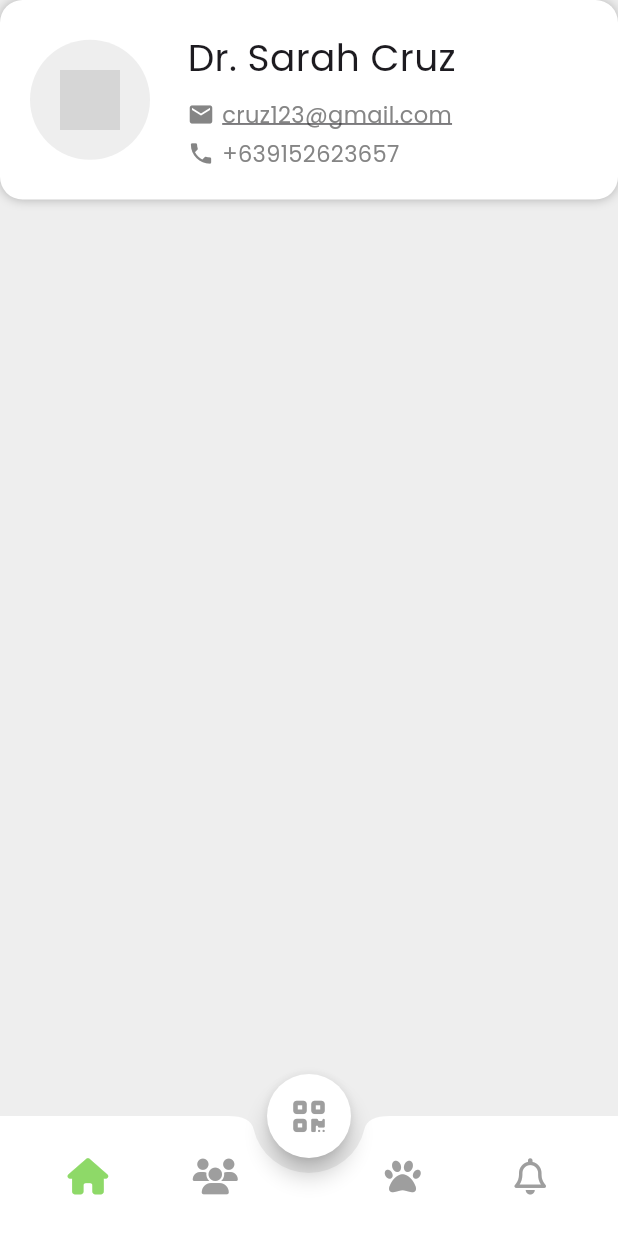
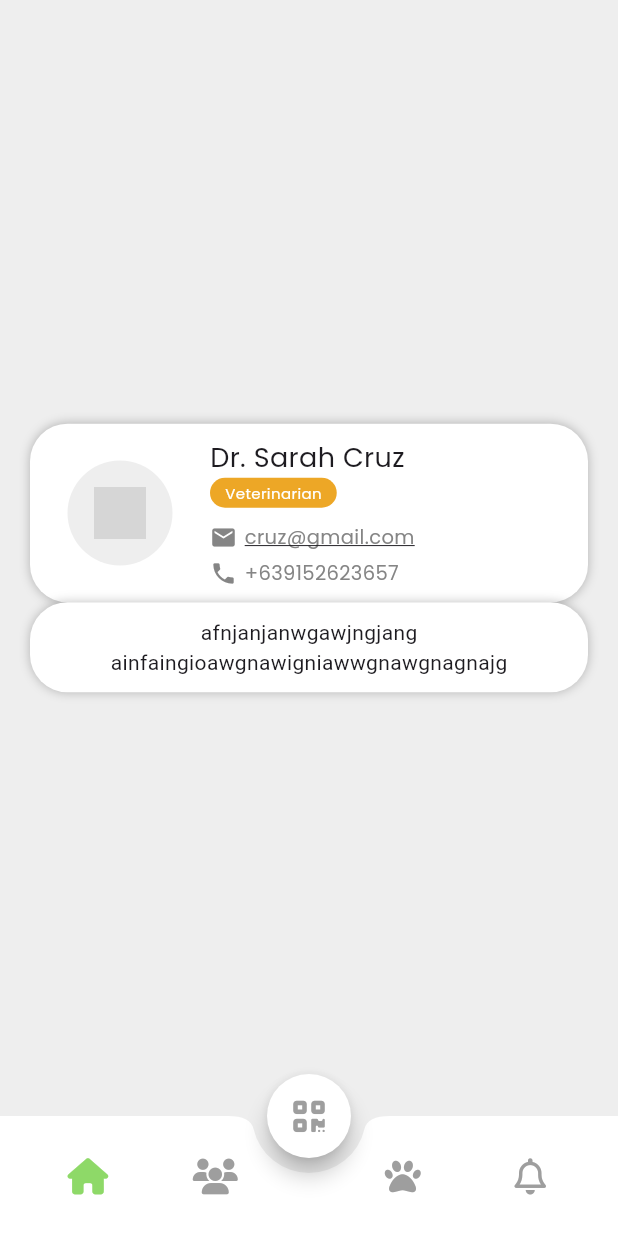
Before and after one commit to mzxriano/cityvet, a Flutter app: the screen it shows after launch, on a phone screen of 412 x 824 dp. Run offline on Flutter 3.47's test engine with Material 3 defaults, Android fonts, the phone set to English and light mode, and no system bars; our stand-ins replace font_awesome_flutter; grey boxes are pictures that could not be loaded.

Commit message:
feat(role-widget) add role widget to the components

```diff
--- a/cityvet_app/lib/components/card.dart
+++ b/cityvet_app/lib/components/card.dart
@@ -36,10 +36,10 @@ class CustomCardState extends State<CustomCard> {
             offset: const Offset(0, 0),
           ),
         ],
-        borderRadius: BorderRadius.circular(15),
+        borderRadius: BorderRadius.circular(25),
       ),
       child: Padding(
-        padding: const EdgeInsets.all(20.0),
+        padding: const EdgeInsets.symmetric(horizontal: 25.0, vertical: 10.0),
         child: GestureDetector(
           onTap: widget.function,
           child: widget.widget,
--- a/cityvet_app/lib/components/card_veterinarian.dart
+++ b/cityvet_app/lib/components/card_veterinarian.dart
@@ -1,18 +1,33 @@
 import 'package:cityvet_app/components/card.dart';
+import 'package:cityvet_app/components/role.dart';
 import 'package:cityvet_app/utils/config.dart';
 import 'package:flutter/material.dart';
 
 class CardVeterinarian extends StatefulWidget {
-  const CardVeterinarian({super.key});
+  const CardVeterinarian({
+    super.key,
+    required this.vetName,
+    required this.vetEmail,
+    required this.vetPhone,
+    required this.vetImageUrl,
+    });
+
+  final String vetName;
+  final String vetEmail;
+  final String vetPhone;
+  final String vetImageUrl;
 
   @override
   State<CardVeterinarian> createState() => _CardVeterinarianState();
 }
 
 class _CardVeterinarianState extends State<CardVeterinarian> {
+
+  final roleWidget = RoleWidget();
+
   @override
   Widget build(BuildContext context) {
-    Config().init(context); // Ensure your Config utility is initialized
+    Config().init(context);
 
     return CustomCard(
       width: double.infinity,
@@ -20,9 +35,9 @@ class _CardVeterinarianState extends State<CardVeterinarian> {
       widget: Row(
         children: [
           CircleAvatar(
-            radius: 40,
+            radius: 35,
             backgroundColor: Colors.grey[200],
-            child: Image.asset('assets/images/default_avatar.png', width: 40, height: 40,),
+            child: Image.asset(widget.vetImageUrl, width: 35, height: 35,),
           ),
           const SizedBox(width: 25.0),
 
@@ -32,12 +47,15 @@ class _CardVeterinarianState extends State<CardVeterinarian> {
               children: [
                 // Name
                 Text(
-                  'Dr. Sarah Cruz',
+                  widget.vetName,
                   style: TextStyle(
                     fontFamily: Config.primaryFont,
-                    fontSize: Config.fontBig,
+                    fontSize: Config.fontMedium,
                   ),
                 ),
+
+                roleWidget['Veterinarian'],
+
                 const SizedBox(height: 10),
 
                 Row(
@@ -46,11 +64,11 @@ class _CardVeterinarianState extends State<CardVeterinarian> {
                     const SizedBox(width: 5),
                     Flexible(
                       child: Text(
-                        'cruz123@gmail.com',
+                        widget.vetEmail,
                         overflow: TextOverflow.ellipsis,
                         style: TextStyle(
                           fontFamily: Config.primaryFont,
-                          fontSize: Config.fontSmall,
+                          fontSize: Config.fontXS,
                           color: Config.tertiaryColor,
                           decoration: TextDecoration.underline,
                         ),
@@ -65,10 +83,10 @@ class _CardVeterinarianState extends State<CardVeterinarian> {
                     const Icon(Icons.phone, size: 18, color: Config.tertiaryColor),
                     const SizedBox(width: 5),
                     Text(
-                      '+639152623657',
+                      widget.vetPhone,
                       style: TextStyle(
                         fontFamily: Config.primaryFont,
-                        fontSize: Config.fontSmall,
+                        fontSize: Config.fontXS,
                         color: Config.tertiaryColor,
                       ),
                     ),
--- /dev/null
+++ b/cityvet_app/lib/components/role.dart
@@ -0,0 +1,29 @@
+import 'package:flutter/material.dart';
+
+class RoleWidget {
+
+  Widget operator [](String role) {
+    final Map<String, Color> roleColors = {
+      'Owner': Color(0xFF36D221),
+      'Veterinarian': Color(0xFFEDA726),
+    };
+
+    final color = roleColors[role] ?? Colors.grey;
+
+    return Container(
+      padding: const EdgeInsets.symmetric(horizontal: 10, vertical: 3),
+      decoration: BoxDecoration(
+        color: color,
+        borderRadius: BorderRadius.circular(100),
+      ),
+      child: Text(
+        role,
+        style: TextStyle(
+          fontFamily: 'Poppins',
+          color: Colors.white,
+          fontSize: 10,
+        ),
+      ),
+    );
+  }
+}
--- a/cityvet_app/lib/main.dart
+++ b/cityvet_app/lib/main.dart
@@ -1,5 +1,4 @@
 import 'package:cityvet_app/main_layout.dart';
-import 'package:cityvet_app/views/otp_verification_view.dart';
 import 'package:flutter/material.dart';
 
 void main() {
--- a/cityvet_app/lib/main_layout.dart
+++ b/cityvet_app/lib/main_layout.dart
@@ -40,10 +40,29 @@ class _MainLayoutState extends State<MainLayout> {
           });
         },
         children: const <Widget>[
-          Center(child: Column(
-            children: [
-              CardVeterinarian()
-            ],
+          Center(child: Padding(
+            padding: EdgeInsets.all(20.0),
+            child: Column(
+              mainAxisAlignment: MainAxisAlignment.center,
+              children: [
+                CardVeterinarian(
+                  vetName: 'Dr. Sarah Cruz',
+                  vetEmail: 'cruz@gmail.com',
+                  vetPhone: '+639152623657',
+                  vetImageUrl: 'assets/images/default_avatar.png',
+                ),
+                CustomCard(
+                  width: double.infinity,
+                  color: Colors.white,
+                  widget: Column(
+                    children: [
+                      Text('afnjanjanwgawjngjang'),
+                      Text('ainfaingioawgnawigniawwgnawgnagnajg')
+                    ],
+                  )
+                ),
+              ],
+            ),
           )),
           Center(child: Text('Community')),
           Center(child: Text('QR Scanner')),
--- a/cityvet_app/lib/utils/config.dart
+++ b/cityvet_app/lib/utils/config.dart
@@ -57,6 +57,8 @@ class Config {
   // Font
   static const primaryFont = 'Poppins';
 
+    static const double fontXS = 13;
+
   static const double fontSmall = 15;
 
   static const double fontMedium = 18;
```
